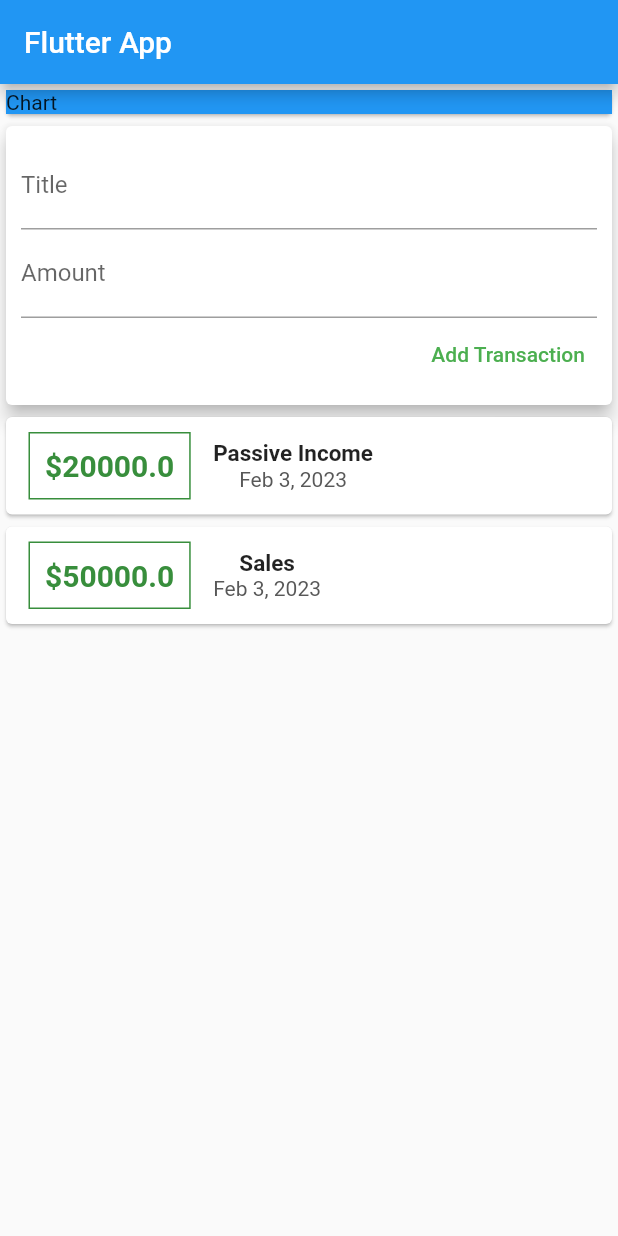
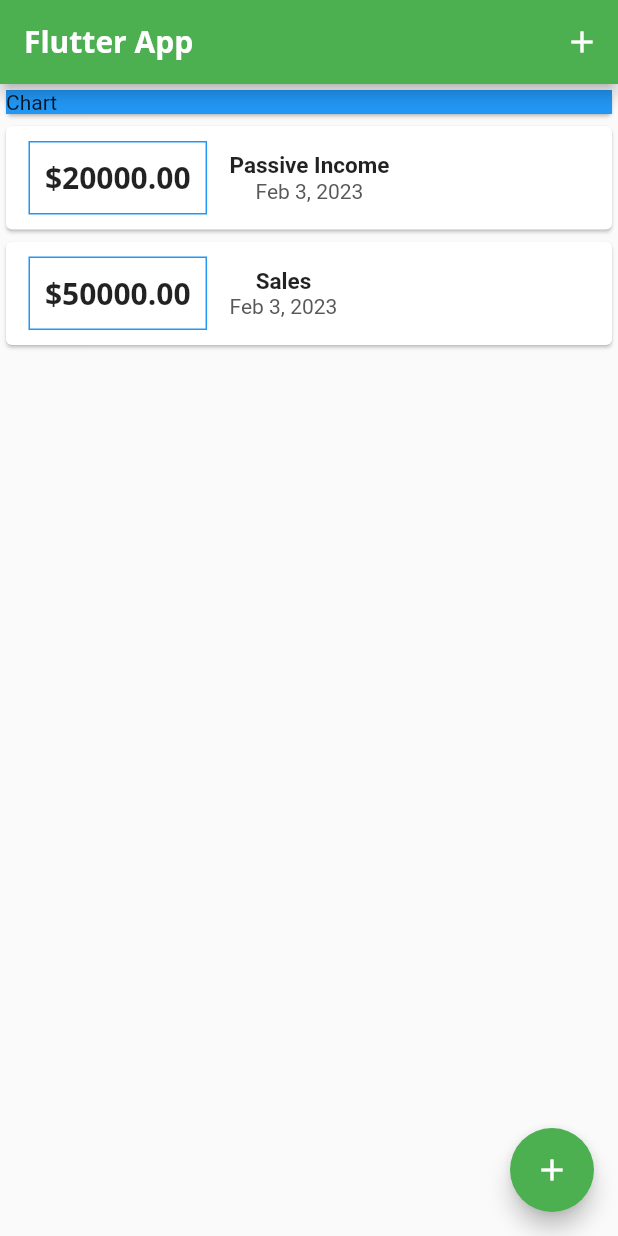
Before and after one commit to clippefuentes/personal_expense_flutter, a Flutter app: the screen it shows after launch, on a phone screen of 412 x 824 dp. Run offline on Flutter 3.47's test engine with Material 2 defaults, Android fonts, the phone set to English and light mode, and no system bars.

Commit message:
add themes and font, move add form to modal

```diff
--- a/lib/main.dart
+++ b/lib/main.dart
@@ -1,29 +1,114 @@
 import 'package:flutter/material.dart';
-import './widgets/user_transactions.dart';
+import 'package:flutter_complete_guide/widgets/new_transaction.dart';
+import '../models/transaction.dart';
+// import './widgets/user_transactions.dart';
+import './widgets/transaction_list.dart';
+
 void main() => runApp(MyApp());
 
 class MyApp extends StatelessWidget {
   @override
   Widget build(BuildContext context) {
     return MaterialApp(
-      title: 'Flutter App',
+      title: 'Personal Expenses',
+      theme: ThemeData(
+        // primarySwatch: Colors.green,
+        // accentColor: Colors.amber,
+        colorScheme: ColorScheme.fromSwatch().copyWith(
+          primary: Colors.green,
+          secondary: Colors.green,
+        ),
+        fontFamily: 'Quicksand',
+        textTheme: ThemeData.light().textTheme.copyWith(
+          titleLarge: TextStyle(
+            fontFamily: 'OpenSans',
+            fontSize: 20,
+            fontWeight: FontWeight.bold,
+          )
+        ),
+        appBarTheme: AppBarTheme(
+          // textTheme: ThemeData.light().textTheme.copyWith(
+          //   title:
+          // )
+          titleTextStyle: TextStyle(
+            fontFamily: 'OpenSans',
+            fontSize: 20,
+            fontWeight: FontWeight.bold,
+          ),
+        )
+      ),
       home: MyHomePage(),
     );
   }
 }
 
-class MyHomePage extends StatelessWidget {
+class MyHomePage extends StatefulWidget {
+
+  @override
+  State<MyHomePage> createState() => _MyHomePageState();
+}
+
+class _MyHomePageState extends State<MyHomePage> {
+  final List<Transaction> _transactions = [
+    Transaction(
+      id: 'T',
+      title: 'Passive Income',
+      amount: 20000,
+      date: DateTime.now()
+    ),
+    Transaction(
+      id: 'T',
+      title: 'Sales',
+      amount: 50000,
+      date: DateTime.now()
+    ),
+  ];
 
   final titleController = TextEditingController();
+
   final amountController = TextEditingController();
+
+  void _startAddNewTransaction(BuildContext ctx) {
+    showModalBottomSheet(
+      context: ctx,
+      builder: (_) {
+        return GestureDetector(
+          onTap: () {},
+          child: NewTransaction(_addNewTransaction),
+          behavior: HitTestBehavior.opaque,
+        );
+      }
+    );
+  }
+
+  void _addNewTransaction(String title, double amount) {
+    final newTransaction = Transaction(
+      title: title,
+      amount: amount,
+      date: DateTime.now(),
+      id: DateTime.now().toString()
+    );
+
+    setState(() {
+      _transactions.add(newTransaction);
+    });
+  }
 
   @override
   Widget build(BuildContext context) {
     return Scaffold(
       appBar: AppBar(
-        title: Text('Flutter App'),
+        title: Text('Flutter App', style: TextStyle(fontFamily: 'OpenSans'),),
+        actions: [
+           IconButton(
+            onPressed: () {
+              _startAddNewTransaction(context);
+            },
+            icon: Icon(Icons.add)
+          )
+        ],
       ),
-      body: SingleChildScrollView(
+      body: Container(
         child: Column(
           mainAxisAlignment: MainAxisAlignment.start,
           crossAxisAlignment: CrossAxisAlignment.stretch,
@@ -35,9 +120,15 @@ class MyHomePage extends StatelessWidget {
                 child: Text('Chart')
               ),
             ),
-            UserTransactions(),
+            TransactionList(_transactions),
           ]
         ),
+      ),
+      floatingActionButton: FloatingActionButton(
+        child: Icon(Icons.add),
+        onPressed: () {
+          _startAddNewTransaction(context);
+        },
       ),
     );
   }
--- a/lib/widgets/transaction_list.dart
+++ b/lib/widgets/transaction_list.dart
@@ -11,8 +11,10 @@ class TransactionList extends StatelessWidget {
 
   @override
   Widget build(BuildContext context) {
-    return Column(
-      children: transactions.map((tx) {
+    return Container(
+      height: 300,
+      child: ListView.builder(
+        itemBuilder: (ctx, index) {
           return Card(
             child: Row(
               children: [
@@ -23,21 +25,22 @@ class TransactionList extends StatelessWidget {
                   padding: EdgeInsets.all(10),
                   decoration: BoxDecoration(
                     border: Border.all(
-                    color: Colors.green.shade700
+                      color: Theme.of(context).primaryColor,
                     )
                   ),
                   child: Text(
-                  '\$${tx.amount.toString()}',
-                  style: TextStyle(
-                    fontWeight: FontWeight.bold,
-                    fontSize: 20,
-                    color: Colors.green[700],
-                  ),
+                    '\$${transactions[index].amount.toStringAsFixed(2)}',
+                    // style: TextStyle(
+                    //   fontWeight: FontWeight.bold,
+                    //   fontSize: 20,
+                    //   color: Theme.of(context).primaryColor,
+                    // ),
+                    style: Theme.of(context).textTheme.titleLarge,
                   ),
                 ),
                 Column(
                   children: [
-                  Text(tx.title,
+                    Text(transactions[index].title,
                       style: TextStyle(
                         fontWeight: FontWeight.w600,
                         fontSize: 15,
@@ -45,7 +48,7 @@ class TransactionList extends StatelessWidget {
                       ),
                     ),
                     Text(
-                    DateFormat.yMMMd().format(tx.date),
+                      DateFormat.yMMMd().format(transactions[index].date),
                       style: TextStyle(
                         // fontSize: 20,
                         color: Color.fromARGB(255, 88, 88, 88),
@@ -56,7 +59,12 @@ class TransactionList extends StatelessWidget {
               ],
             ),
           );
-      }).toList(),
+        },
+        itemCount: transactions.length,
+        // children: transactions.map((tx) {
+        //   return ;
+        // }).toList(),
+      ),
     );
   }
 }
--- a/lib/widgets/user_transactions.dart
+++ /dev/null
@@ -1,51 +0,0 @@
-import 'package:flutter/material.dart';
-import './new_transaction.dart';
-import './transaction_list.dart';
-import '../models/transaction.dart';
-
-class UserTransactions extends StatefulWidget {
-  // const UserTransactions({Key key}) : super(key: key);
-
-  @override
-  State<UserTransactions> createState() => _UserTransactionsState();
-}
-
-class _UserTransactionsState extends State<UserTransactions> {
-  final List<Transaction> _transactions = [
-    Transaction(
-      id: 'T',
-      title: 'Passive Income',
-      amount: 20000,
-      date: DateTime.now()
-    ),
-    Transaction(
-      id: 'T',
-      title: 'Sales',
-      amount: 50000,
-      date: DateTime.now()
-    ),
-  ];
-
-  void _addNewTransaction(String title, double amount) {
-    final newTransaction = Transaction(
-      title: title,
-      amount: amount,
-      date: DateTime.now(),
-      id: DateTime.now().toString()
-    );
-
-    setState(() {
-      _transactions.add(newTransaction);
-    });
-  }
-
-  @override
-  Widget build(BuildContext context) {
-    return Column(
-      children: [
-        NewTransaction(_addNewTransaction),
-        TransactionList(_transactions),
-      ],
-    );
-  }
-}
```
Also changed, not shown: lib/widgets/new_transaction.dart (+27 -12 lines), pubspec.yaml (+11 -6 lines), assets/fonts/OpenSans-Bold.ttf (added), assets/fonts/OpenSans-Regular.ttf (added), assets/fonts/Quicksand-Bold.ttf (added), assets/fonts/Quicksand-Light.ttf (added), assets/fonts/Quicksand-Medium.ttf (added), assets/fonts/Quicksand-Regular.ttf (added), flutter_01.png (added). Lines whose indentation alone changed are shown as unchanged.
